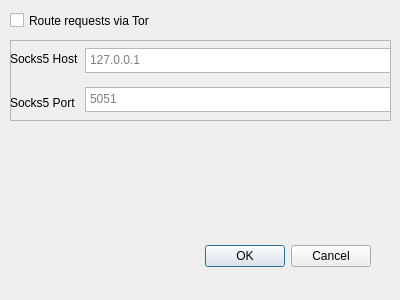
First picture: the form in designer/Settings.ui, repository subins2000/TorrentBro, before the edit.
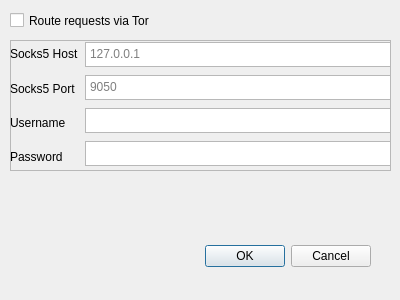
Second picture: the form after the edit.

```diff
--- a/designer/Settings.ui
+++ b/designer/Settings.ui
@@ -54,7 +54,7 @@
      <x>10</x>
      <y>40</y>
      <width>381</width>
-     <height>81</height>
+     <height>131</height>
     </rect>
    </property>
    <property name="sizePolicy">
@@ -75,7 +75,7 @@
       <x>0</x>
       <y>0</y>
       <width>381</width>
-      <height>81</height>
+      <height>131</height>
      </rect>
     </property>
     <layout class="QHBoxLayout">
@@ -98,6 +98,20 @@
          </property>
         </widget>
        </item>
+       <item>
+        <widget class="QLabel" name="usernameLabel">
+         <property name="text">
+          <string>Username</string>
+         </property>
+        </widget>
+       </item>
+       <item>
+        <widget class="QLabel" name="usernameLabel_2">
+         <property name="text">
+          <string>Password</string>
+         </property>
+        </widget>
+       </item>
       </layout>
      </item>
      <item>
@@ -151,7 +165,57 @@
           <bool>true</bool>
          </property>
          <property name="placeholderText">
-          <string>5051</string>
+          <string>9050</string>
+         </property>
+        </widget>
+       </item>
+       <item>
+        <widget class="QPlainTextEdit" name="usernameInput">
+         <property name="sizePolicy">
+          <sizepolicy hsizetype="Expanding" vsizetype="Minimum">
+           <horstretch>0</horstretch>
+           <verstretch>0</verstretch>
+          </sizepolicy>
+         </property>
+         <property name="maximumSize">
+          <size>
+           <width>16777215</width>
+           <height>25</height>
+          </size>
+         </property>
+         <property name="verticalScrollBarPolicy">
+          <enum>Qt::ScrollBarAlwaysOff</enum>
+         </property>
+         <property name="tabChangesFocus">
+          <bool>true</bool>
+         </property>
+         <property name="placeholderText">
+          <string/>
+         </property>
+        </widget>
+       </item>
+       <item>
+        <widget class="QPlainTextEdit" name="passwordInput">
+         <property name="sizePolicy">
+          <sizepolicy hsizetype="Expanding" vsizetype="Minimum">
+           <horstretch>0</horstretch>
+           <verstretch>0</verstretch>
+          </sizepolicy>
+         </property>
+         <property name="maximumSize">
+          <size>
+           <width>16777215</width>
+           <height>25</height>
+          </size>
+         </property>
+         <property name="verticalScrollBarPolicy">
+          <enum>Qt::ScrollBarAlwaysOff</enum>
+         </property>
+         <property name="tabChangesFocus">
+          <bool>true</bool>
+         </property>
+         <property name="placeholderText">
+          <string/>
          </property>
         </widget>
        </item>
```
